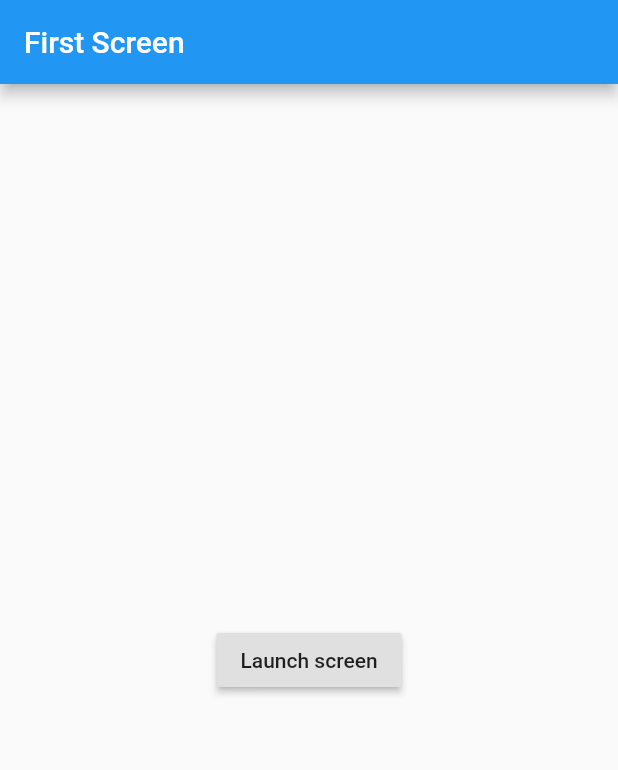
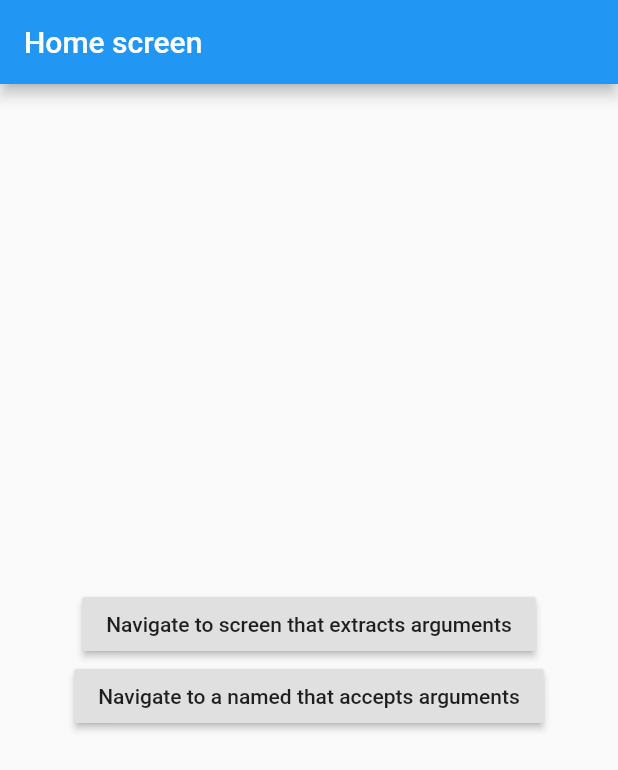
Before and after one commit to rodionovv/flutter_docs, a Flutter app: the screen it shows after launch, on a phone screen of 412 x 824 dp. Shown: the top 770 px of the screen. Run offline on Flutter 3.47's test engine with Material 2 defaults, Android fonts, the phone set to English and light mode, and no system bars.

Commit message:
pass arguments to a named route

```diff
--- a/lib/main.dart
+++ b/lib/main.dart
@@ -1,5 +1,12 @@
 import 'package:flutter/material.dart';
 
+
+class ScreenArguments {
+  final String title;
+  final String message;
+
+  ScreenArguments(this.title, this.message);
+}
 
 
 class MyApp extends StatelessWidget {
@@ -7,53 +14,114 @@ class MyApp extends StatelessWidget {
   @override
   Widget build(BuildContext context) {
     return MaterialApp(
-      title: "routing",
-      initialRoute: '/',
-      routes: {
-        '/': (context) => FirstRoute(),
-        '/second': (context) => SecondRoute(),
+      title: 'routing',
+      home: HomeScreen(),
+      onGenerateRoute: (settings) {
+        if (settings.name == PassArgumentScreen.routeName) {
+          final ScreenArguments args = settings.arguments;
+
+          return MaterialPageRoute(
+            builder: (context) {
+              return PassArgumentScreen(
+                title: args.title,
+                message: args.message,
+              );
             },
           );
         }
       }
+    );
+  }
+}
 
-class FirstRoute extends StatelessWidget{
-
+class HomeScreen extends StatelessWidget {
   @override
   Widget build(BuildContext context) {
     return Scaffold(
       appBar: AppBar(
-        title: Text('First Screen'),
+        title: Text('Home screen'),
       ),
       body: Center(
-        child: RaisedButton(
-          child: Text('Launch screen'),
+        child: Column(
+          mainAxisAlignment: MainAxisAlignment.center,
+          children: <Widget>[
+            RaisedButton(
+              child: Text("Navigate to screen that extracts arguments"),
+              onPressed: () {
+                Navigator.push(
+                  context,
+                  MaterialPageRoute(
+                    builder: (context) => ExtractArgumentsScreen(),
+                    settings: RouteSettings(
+                      arguments: ScreenArguments(
+                        'Extract Arguments Screen',
+                        'This message is extracted in the build method.',
+                      )
+                    )
+                  )
+                );
+              },
+            ),
+            RaisedButton(
+              child: Text('Navigate to a named that accepts arguments'),
               onPressed: () {
                 Navigator.pushNamed(
                   context,
-                '/second',
+                  PassArgumentScreen.routeName,
+                  arguments: ScreenArguments(
+                    'Accept Arguments Screen',
+                    'This message is extracted in the onGenerateRoute function.',
+                  )
                 );
               },
+            )
+          ],
         ),
       ),
     );
   }
 }
 
-class SecondRoute extends StatelessWidget {
+class PassArgumentScreen extends StatelessWidget {
+  static const routeName = '/passArguments';
+  final String title;
+  final String message;
+
+  const PassArgumentScreen({
+    Key key,
+    @required this.title,
+    @required this.message,
+  }) : super(key: key);
+
   @override
   Widget build(BuildContext context) {
     return Scaffold(
       appBar: AppBar(
-        title: Text("Second Screen"),
+        title: Text(title),
       ),
       body: Center(
-        child: RaisedButton(
-          onPressed: () {
-            Navigator.pop(context);
-          },
-          child: Text('Go back!'),
+        child: Text(message),
       ),
+    );
+  }
+
+}
+
+
+class ExtractArgumentsScreen extends StatelessWidget {
+  static const routeName = '/extractArguments';
+
+  @override
+  Widget build(BuildContext context) {
+    final ScreenArguments args = ModalRoute.of(context).settings.arguments;
+    return Scaffold(
+      appBar: AppBar(
+        title: Text(
+          args.title
+        ),
+      ),
+      body: Center(
+        child: Text(args.message),
       ),
     );
   }
```
Lines whose indentation alone changed are shown as unchanged.
